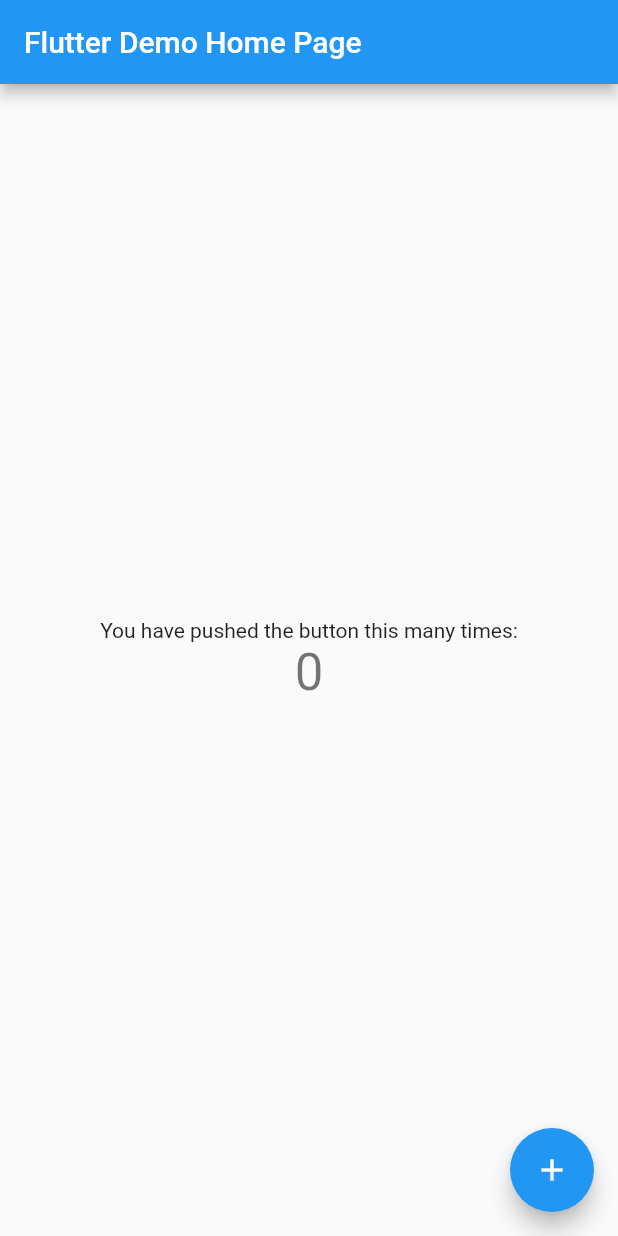
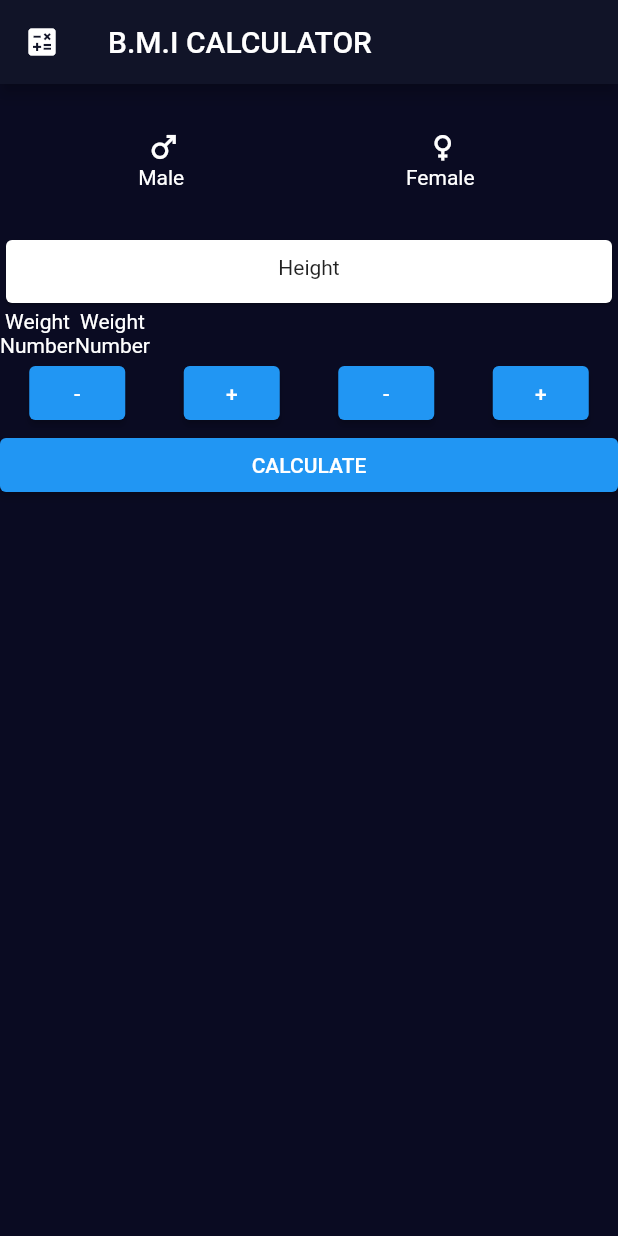
Before and after one commit to DrinKrasniqiNovus/flutter-assignments, a Flutter app: the screen it shows after launch, on a phone screen of 412 x 824 dp. Run offline on Flutter 3.47's test engine with Material 2 defaults, Android fonts, the phone set to English and light mode, and no system bars; our stand-ins replace google_fonts.

Commit message:
Added screens and layout on 1st screen

```diff
--- a/bmi_calculator/lib/main.dart
+++ b/bmi_calculator/lib/main.dart
@@ -1,26 +1,19 @@
 import 'package:flutter/material.dart';
+import './screens/calculator_screen.dart';
 
 void main() {
   runApp(MyApp());
 }
 
 class MyApp extends StatelessWidget {
-  // This widget is the root of your application.
   @override
   Widget build(BuildContext context) {
     return MaterialApp(
       title: 'Flutter Demo',
       theme: ThemeData(
-        // This is the theme of your application.
-        //
-        // Try running your application with "flutter run". You'll see the
-        // application has a blue toolbar. Then, without quitting the app, try
-        // changing the primarySwatch below to Colors.green and then invoke
-        // "hot reload" (press "r" in the console where you ran "flutter run",
-        // or simply save your changes to "hot reload" in a Flutter IDE).
-        // Notice that the counter didn't reset back to zero; the application
-        // is not restarted.
-        primarySwatch: Colors.blue,
+        primaryColor: const Color.fromRGBO(17, 20, 40, 1.0),
+        accentColor: const Color.fromRGBO(235, 21, 85, 1.0),
+        backgroundColor: const Color.fromRGBO(10, 11, 34, 1.0),
       ),
       home: MyHomePage(title: 'Flutter Demo Home Page'),
     );
@@ -30,15 +23,6 @@
 class MyHomePage extends StatefulWidget {
   MyHomePage({Key? key, required this.title}) : super(key: key);
 
-  // This widget is the home page of your application. It is stateful, meaning
-  // that it has a State object (defined below) that contains fields that affect
-  // how it looks.
-
-  // This class is the configuration for the state. It holds the values (in this
-  // case the title) provided by the parent (in this case the App widget) and
-  // used by the build method of the State. Fields in a Widget subclass are
-  // always marked "final".
-
   final String title;
 
   @override
@@ -46,68 +30,8 @@
 }
 
 class _MyHomePageState extends State<MyHomePage> {
-  int _counter = 0;
-
-  void _incrementCounter() {
-    setState(() {
-      // This call to setState tells the Flutter framework that something has
-      // changed in this State, which causes it to rerun the build method below
-      // so that the display can reflect the updated values. If we changed
-      // _counter without calling setState(), then the build method would not be
-      // called again, and so nothing would appear to happen.
-      _counter++;
-    });
-  }
-
   @override
   Widget build(BuildContext context) {
-    // This method is rerun every time setState is called, for instance as done
-    // by the _incrementCounter method above.
-    //
-    // The Flutter framework has been optimized to make rerunning build methods
-    // fast, so that you can just rebuild anything that needs updating rather
-    // than having to individually change instances of widgets.
-    return Scaffold(
-      appBar: AppBar(
-        // Here we take the value from the MyHomePage object that was created by
-        // the App.build method, and use it to set our appbar title.
-        title: Text(widget.title),
-      ),
-      body: Center(
-        // Center is a layout widget. It takes a single child and positions it
-        // in the middle of the parent.
-        child: Column(
-          // Column is also a layout widget. It takes a list of children and
-          // arranges them vertically. By default, it sizes itself to fit its
-          // children horizontally, and tries to be as tall as its parent.
-          //
-          // Invoke "debug painting" (press "p" in the console, choose the
-          // "Toggle Debug Paint" action from the Flutter Inspector in Android
-          // Studio, or the "Toggle Debug Paint" command in Visual Studio Code)
-          // to see the wireframe for each widget.
-          //
-          // Column has various properties to control how it sizes itself and
-          // how it positions its children. Here we use mainAxisAlignment to
-          // center the children vertically; the main axis here is the vertical
-          // axis because Columns are vertical (the cross axis would be
-          // horizontal).
-          mainAxisAlignment: MainAxisAlignment.center,
-          children: <Widget>[
-            Text(
-              'You have pushed the button this many times:',
-            ),
-            Text(
-              '$_counter',
-              style: Theme.of(context).textTheme.headline4,
-            ),
-          ],
-        ),
-      ),
-      floatingActionButton: FloatingActionButton(
-        onPressed: _incrementCounter,
-        tooltip: 'Increment',
-        child: Icon(Icons.add),
-      ), // This trailing comma makes auto-formatting nicer for build methods.
-    );
+    return CalculatorScreen();
   }
 }
--- /dev/null
+++ b/bmi_calculator/lib/screens/calculator_screen.dart
@@ -0,0 +1,180 @@
+import 'package:bmi_calculator/main.dart';
+import 'package:flutter/material.dart';
+
+class CalculatorScreen extends StatefulWidget {
+  const CalculatorScreen({Key? key}) : super(key: key);
+
+  @override
+  _CalculatorScreenState createState() => _CalculatorScreenState();
+}
+
+class _CalculatorScreenState extends State<CalculatorScreen> {
+  @override
+  Widget build(BuildContext context) {
+    return Scaffold(
+      backgroundColor: const Color.fromRGBO(10, 11, 34, 1.0),
+      appBar: AppBar(
+        leading: Icon(Icons.calculate),
+        title: Text(
+          'B.M.I CALCULATOR',
+          textAlign: TextAlign.center,
+        ),
+      ),
+      body: Column(
+        children: [
+          Padding(
+            padding: const EdgeInsets.all(20.0),
+            child: Row(
+              mainAxisAlignment: MainAxisAlignment.spaceAround,
+              children: [
+                Padding(
+                  padding: const EdgeInsets.all(10.0),
+                  child: Column(
+                    children: [
+                      Row(
+                        children: [
+                          Icon(
+                            Icons.male,
+                            color: Colors.white,
+                          ),
+                        ],
+                      ),
+                      Row(
+                        children: [
+                          Text(
+                            'Male ',
+                            style: TextStyle(
+                              color: Colors.white,
+                            ),
+                          ),
+                        ],
+                      ),
+                    ],
+                  ),
+                ),
+                Padding(
+                  padding: const EdgeInsets.all(10.0),
+                  child: Column(
+                    children: [
+                      Row(
+                        children: [
+                          Icon(
+                            Icons.female,
+                            color: Colors.white,
+                          ),
+                        ],
+                      ),
+                      Row(
+                        children: [
+                          Text(
+                            'Female ',
+                            style: TextStyle(
+                              color: Colors.white,
+                            ),
+                          ),
+                        ],
+                      ),
+                    ],
+                  ),
+                )
+              ],
+            ),
+          ),
+          Container(
+            width: double.infinity,
+            height: 50,
+            child: Card(
+              child: Padding(
+                padding: const EdgeInsets.all(10.0),
+                child: Text(
+                  'Height',
+                  textAlign: TextAlign.center,
+                ),
+              ),
+            ),
+          ),
+          Row(
+            children: [
+              Column(
+                children: [
+                  Row(
+                    children: [
+                      Text(
+                        'Weight',
+                        style: TextStyle(color: Colors.white),
+                      ),
+                    ],
+                  ),
+                  Row(
+                    children: [
+                      Text(
+                        'Number',
+                        style: TextStyle(color: Colors.white),
+                      ),
+                    ],
+                  )
+                ],
+              ),
+              Column(
+                children: [
+                  Row(
+                    children: [
+                      Text(
+                        'Weight',
+                        style: TextStyle(color: Colors.white),
+                      ),
+                    ],
+                  ),
+                  Column(
+                    children: [
+                      Row(
+                        children: [
+                          Text(
+                            'Number',
+                            style: TextStyle(color: Colors.white),
+                          ),
+                        ],
+                      ),
+                    ],
+                  )
+                ],
+              )
+            ],
+          ),
+          Row(
+            mainAxisAlignment: MainAxisAlignment.spaceAround,
+            children: [
+              ElevatedButton(
+                onPressed: () => {},
+                child: Text(
+                  '-',
+                ),
+              ),
+              ElevatedButton(
+                onPressed: () => {},
+                child: Text('+'),
+              ),
+              ElevatedButton(
+                onPressed: () => {},
+                child: Text(
+                  '-',
+                ),
+              ),
+              ElevatedButton(
+                onPressed: () => {},
+                child: Text('+'),
+              ),
+            ],
+          ),
+          Container(
+            width: double.infinity,
+            child: ElevatedButton(
+              onPressed: () {},
+              child: Text('CALCULATE'),
+            ),
+          )
+        ],
+      ),
+    );
+  }
+}
```
Also changed, not shown: bmi_calculator/lib/screens/result_screen.dart (added, +8 -0 lines), 5 other files.
